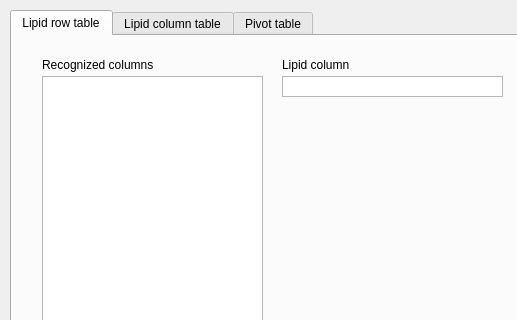
First picture: the form in ui/importtable.ui, repository lifs-tools/lipidspace, before the edit; both pictures show x 0 to 517 and y 0 to 320 of the 773 by 689 pixel window.
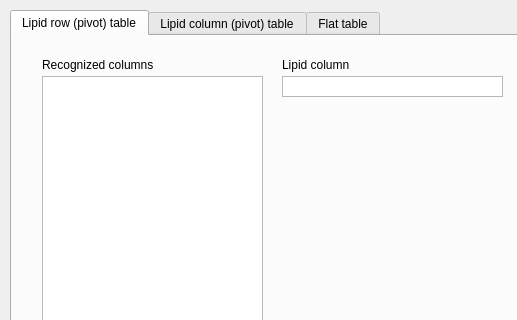
Second picture: the form after the edit. Custom widgets are drawn as their Qt base class.

The edit to the form file:
```diff
--- a/ui/importtable.ui
+++ b/ui/importtable.ui
@@ -27,7 +27,7 @@
    </property>
    <widget class="QWidget" name="tab">
     <attribute name="title">
-     <string>Lipid row table</string>
+     <string>Lipid row (pivot) table</string>
     </attribute>
     <widget class="QLabel" name="label_15">
      <property name="geometry">
@@ -127,7 +127,7 @@
    </widget>
    <widget class="QWidget" name="tab_2">
     <attribute name="title">
-     <string>Lipid column table</string>
+     <string>Lipid column (pivot) table</string>
     </attribute>
     <widget class="QLabel" name="label_11">
      <property name="geometry">
@@ -273,7 +273,7 @@
    </widget>
    <widget class="QWidget" name="tab_3">
     <attribute name="title">
-     <string>Pivot table</string>
+     <string>Flat table</string>
     </attribute>
     <widget class="SingleListWidget" name="lipidListWidgetPivot">
      <property name="geometry">
```
Left out of the diff: 16 changed lines with no effect on the pictures.
